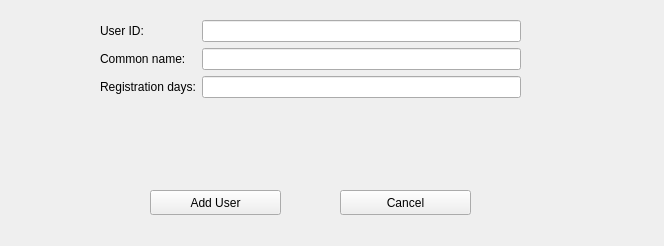
duality-solutions/Dynamic, file src/qt/forms/bdapadduserdialog.ui: the form before one commit.
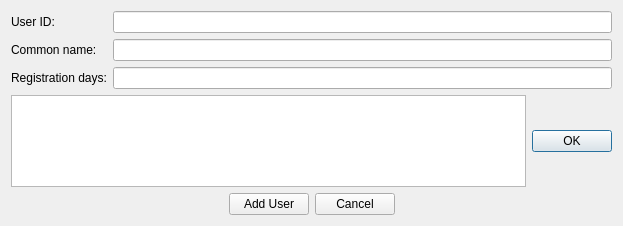
The form after the commit. Icons and pictures are not drawn.

Commit message: [BDAP GUI] Add User Dialog functionality. WIP

```diff
--- a/src/qt/forms/bdapadduserdialog.ui
+++ b/src/qt/forms/bdapadduserdialog.ui
@@ -6,8 +6,8 @@
    <rect>
     <x>0</x>
     <y>0</y>
-    <width>664</width>
-    <height>246</height>
+    <width>623</width>
+    <height>226</height>
    </rect>
   </property>
   <property name="windowTitle">
@@ -16,15 +16,10 @@
   <property name="styleSheet">
    <string notr="true"/>
   </property>
-  <widget class="QWidget" name="formLayoutWidget">
-   <property name="geometry">
-    <rect>
-     <x>100</x>
-     <y>20</y>
-     <width>421</width>
-     <height>141</height>
-    </rect>
-   </property>
+  <layout class="QGridLayout" name="gridLayout">
+   <item row="0" column="0">
+    <layout class="QVBoxLayout" name="verticalLayout">
+     <item>
    <layout class="QFormLayout" name="formLayout">
     <item row="0" column="1">
      <widget class="QLineEdit" name="lineEdit_userID"/>
@@ -60,15 +55,67 @@
      </widget>
     </item>
    </layout>
-  </widget>
+     </item>
+     <item>
+      <layout class="QHBoxLayout" name="horizontalLayout_2">
+       <item>
+        <widget class="QTextEdit" name="textEditResults">
+         <property name="readOnly">
+          <bool>true</bool>
+         </property>
+        </widget>
+       </item>
+       <item>
+        <widget class="QPushButton" name="pushButtonOK">
+         <property name="sizePolicy">
+          <sizepolicy hsizetype="Fixed" vsizetype="Fixed">
+           <horstretch>0</horstretch>
+           <verstretch>0</verstretch>
+          </sizepolicy>
+         </property>
+         <property name="text">
+          <string>OK</string>
+         </property>
+         <property name="icon">
+          <iconset resource="../dynamic.qrc">
+           <normaloff>:/icons/drk/synced</normaloff>:/icons/drk/synced</iconset>
+         </property>
+        </widget>
+       </item>
+      </layout>
+     </item>
+     <item>
+      <spacer name="verticalSpacer">
+       <property name="orientation">
+        <enum>Qt::Vertical</enum>
+       </property>
+       <property name="sizeHint" stdset="0">
+        <size>
+         <width>20</width>
+         <height>40</height>
+        </size>
+       </property>
+      </spacer>
+     </item>
+     <item>
+      <layout class="QHBoxLayout" name="horizontalLayout">
+       <item>
+        <spacer name="horizontalSpacer">
+         <property name="orientation">
+          <enum>Qt::Horizontal</enum>
+         </property>
+         <property name="sizeHint" stdset="0">
+          <size>
+           <width>40</width>
+           <height>20</height>
+          </size>
+         </property>
+        </spacer>
+       </item>
+       <item>
   <widget class="QPushButton" name="addUser">
-   <property name="geometry">
-    <rect>
-     <x>150</x>
-     <y>190</y>
-     <width>131</width>
-     <height>25</height>
-    </rect>
+         <property name="enabled">
+          <bool>true</bool>
    </property>
    <property name="toolTip">
     <string>Create a new address</string>
@@ -87,15 +134,9 @@
     <bool>false</bool>
    </property>
   </widget>
+       </item>
+       <item>
   <widget class="QPushButton" name="cancel">
-   <property name="geometry">
-    <rect>
-     <x>340</x>
-     <y>190</y>
-     <width>131</width>
-     <height>25</height>
-    </rect>
-   </property>
    <property name="toolTip">
     <string>Create a new address</string>
    </property>
@@ -110,6 +151,25 @@
     <bool>false</bool>
    </property>
   </widget>
+       </item>
+       <item>
+        <spacer name="horizontalSpacer_2">
+         <property name="orientation">
+          <enum>Qt::Horizontal</enum>
+         </property>
+         <property name="sizeHint" stdset="0">
+          <size>
+           <width>40</width>
+           <height>20</height>
+          </size>
+         </property>
+        </spacer>
+       </item>
+      </layout>
+     </item>
+    </layout>
+   </item>
+  </layout>
  </widget>
  <resources>
   <include location="../dynamic.qrc"/>
```
Lines whose indentation alone changed are shown as unchanged. The commit also changes 2 other files.
